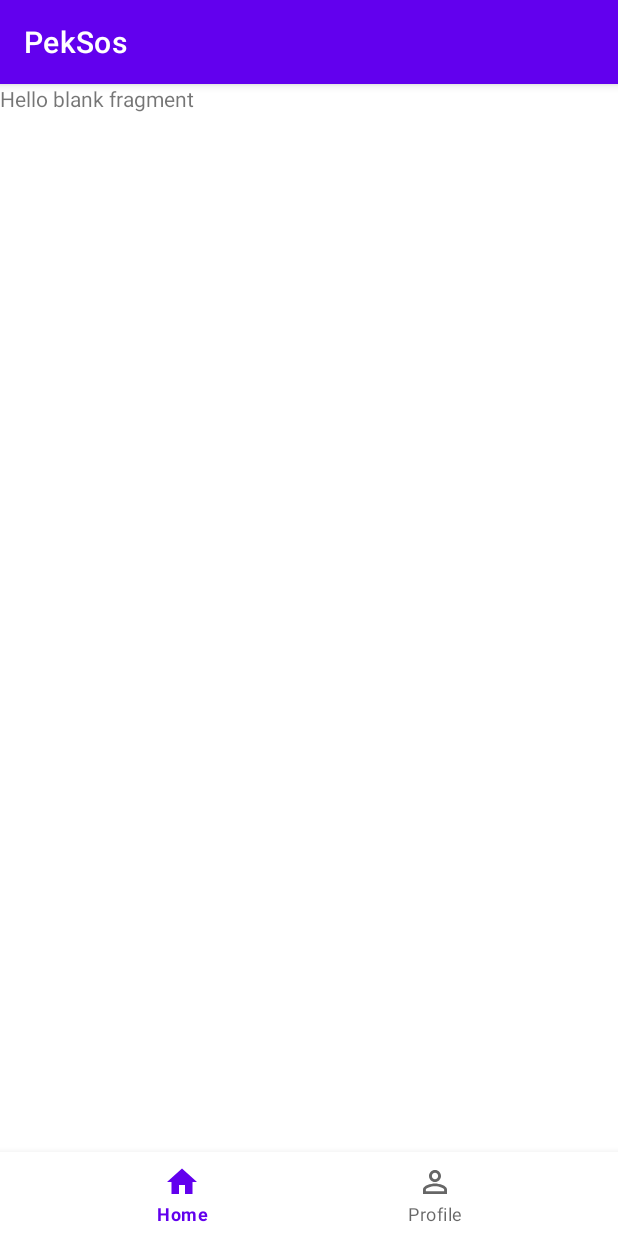
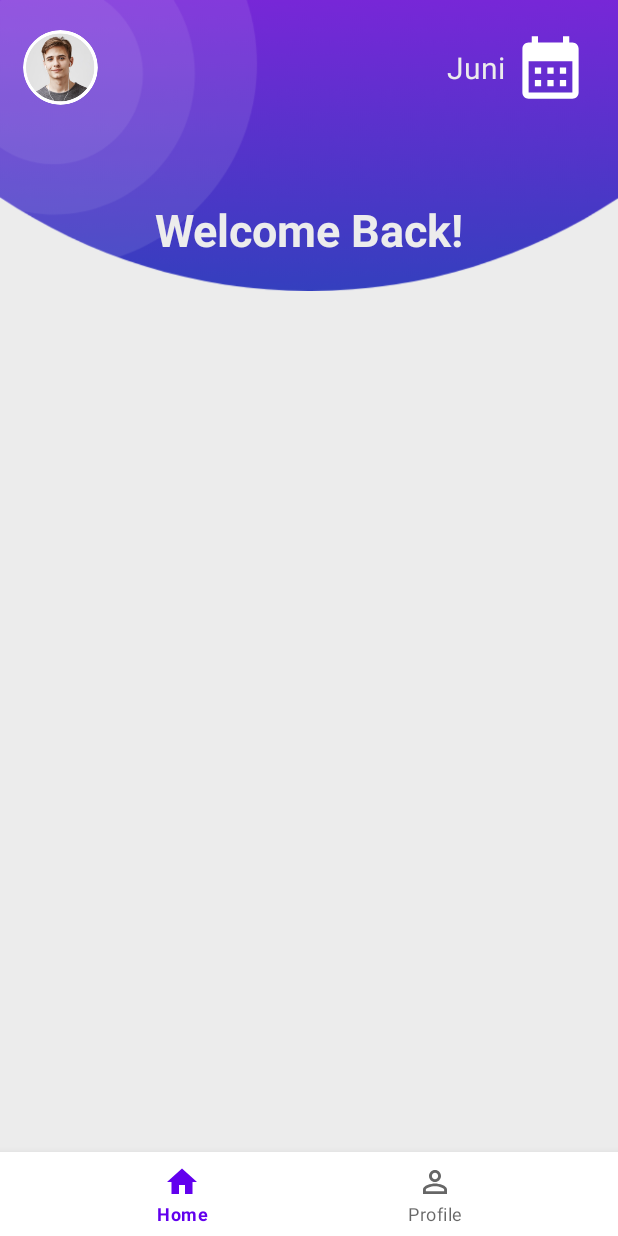
Before and after one commit to WilliamAbie/PekSos, an Android app: the FragmentHome screen opened directly, with no data from a screen before it, on a phone screen of 412 x 824 dp. Run offline under Robolectric (Android 15) with nearby library versions, the phone set to English and light mode, and no system bars; our stand-ins replace CircleImageView, Firebase (no records; nobody signed in at launch, a user with empty details on screens opened directly).

Commit message:
Kalendar, Bulan, Profile ujung kanan di menu home sudah done

```diff
--- a/app/src/main/java/com/wa/peksos/FragmentHome.kt
+++ b/app/src/main/java/com/wa/peksos/FragmentHome.kt
@@ -1,21 +1,21 @@
 package com.wa.peksos
 
+import android.app.DatePickerDialog
 import android.os.Bundle
 import androidx.fragment.app.Fragment
 import android.view.LayoutInflater
 import android.view.View
 import android.view.ViewGroup
+import android.widget.DatePicker
+import android.widget.ImageView
+import android.widget.TextView
+import androidx.appcompat.app.AppCompatActivity
+import com.google.android.material.bottomnavigation.BottomNavigationView
+import com.google.firebase.auth.FirebaseAuth
+import de.hdodenhof.circleimageview.CircleImageView
+import java.util.Calendar
 
 class FragmentHome : Fragment() {
-    // TODO: Rename and change types of parameters
-    private var param1: String? = null
-    private var param2: String? = null
-
-    override fun onCreate(savedInstanceState: Bundle?) {
-        super.onCreate(savedInstanceState)
-
-    }
-
     override fun onCreateView(
         inflater: LayoutInflater, container: ViewGroup?,
         savedInstanceState: Bundle?
@@ -24,4 +24,77 @@ class FragmentHome : Fragment() {
         return inflater.inflate(R.layout.fragment_home, container, false)
     }
 
+    override fun onViewCreated(view: View, savedInstanceState: Bundle?) {
+        super.onViewCreated(view, savedInstanceState)
+        (activity as AppCompatActivity).supportActionBar?.hide()
+
+        val tvMonth = view.findViewById<TextView>(R.id.tvMonth)
+        val month = Calendar.getInstance().get(Calendar.MONTH) + 1
+
+        if (month == 1){
+            tvMonth.text = "Januari"
+        }
+        else if (month == 2){
+            tvMonth.text = "Februari"
+        }
+        else if (month == 3){
+            tvMonth.text = "Maret"
+        }
+        else if (month == 4){
+            tvMonth.text = "April"
+        }
+        else if (month == 5){
+            tvMonth.text = "Mei"
+        }
+        else if (month == 6){
+            tvMonth.text = "Juni"
+        }
+        else if (month == 7){
+            tvMonth.text = "Juli"
+        }
+        else if (month == 8){
+            tvMonth.text = "Agustus"
+        }
+        else if (month == 9){
+            tvMonth.text = "September"
+        }
+        else if (month == 10){
+            tvMonth.text = "Oktober"
+        }
+        else if (month == 11){
+            tvMonth.text = "November"
+        }
+        else if (month == 12){
+            tvMonth.text = "Desember"
+        }
+
+        val tvEmail = view.findViewById<TextView>(R.id.tvEmail)
+        tvEmail.text = FirebaseAuth.getInstance().currentUser?.email.toString()
+
+        val ivProfile = view.findViewById<CircleImageView>(R.id.ivProfile)
+        ivProfile.setOnClickListener {
+            val fragment = FragmentProfile()
+            val transaction = fragmentManager?.beginTransaction()
+
+            transaction?.replace(R.id.fragmentLayout, fragment)?.commit()
+        }
+
+        val calendarButton = view.findViewById<ImageView>(R.id.ivCalendar)
+
+        calendarButton.setOnClickListener {
+            showDatePickerDialog()
+        }
+    }
+
+    private fun showDatePickerDialog(){
+        val calendar = Calendar.getInstance()
+        val initialYear = calendar.get(Calendar.YEAR)
+        val initialMonth = calendar.get(Calendar.MONTH)
+        val initialDay = calendar.get(Calendar.DAY_OF_MONTH)
+
+        val datePickerDialog = DatePickerDialog(
+            requireContext(), { _: DatePicker, year: Int, month: Int, dayOfMonth: Int -> }, initialYear, initialMonth, initialDay)
+
+        datePickerDialog.show()
+    }
 }
--- a/app/src/main/java/com/wa/peksos/FragmentProfile.kt
+++ b/app/src/main/java/com/wa/peksos/FragmentProfile.kt
@@ -13,6 +13,7 @@ import android.view.ViewGroup
 import android.widget.Button
 import android.widget.TextView
 import android.widget.Toast
+import androidx.appcompat.app.AppCompatActivity
 import com.google.firebase.auth.FirebaseAuth
 import com.google.firebase.storage.FirebaseStorage
 import de.hdodenhof.circleimageview.CircleImageView
@@ -31,7 +32,7 @@ class FragmentProfile : Fragment() {
     ): View? {
         // Inflate the layout for this fragment
         val view = inflater.inflate(R.layout.fragment_profile, container, false)
-
+        (activity as AppCompatActivity).supportActionBar?.hide()
         val btnLogout = view.findViewById<Button>(R.id.btnLogout)
         btnLogout.setOnClickListener {
             FirebaseAuth.getInstance().signOut()
@@ -46,6 +47,7 @@ class FragmentProfile : Fragment() {
 
     override fun onViewCreated(view: View, savedInstanceState: Bundle?) {
         super.onViewCreated(view, savedInstanceState)
+
         val ivProfile : CircleImageView = view.findViewById(R.id.ivProfile)
         val tvEmail : TextView = view.findViewById(R.id.tvEmail)
         val tvUid : TextView = view.findViewById(R.id.tvUid)
--- a/app/src/main/java/com/wa/peksos/MenuUtamaAdmin.kt
+++ b/app/src/main/java/com/wa/peksos/MenuUtamaAdmin.kt
@@ -16,7 +16,7 @@ class MenuUtamaAdmin : AppCompatActivity() {
         setContentView(binding.root)
         replaceFragment(FragmentHomeAdmin())
 
-        binding.bottomNav.setOnItemSelectedListener {
+        binding.bottomNavAdmin.setOnItemSelectedListener {
             when (it.itemId){
                 R.id.home -> replaceFragment(FragmentHomeAdmin())
                 R.id.profile -> replaceFragment(FragmentProfile())
--- a/app/src/main/java/com/wa/peksos/MenuUtamaUser.kt
+++ b/app/src/main/java/com/wa/peksos/MenuUtamaUser.kt
@@ -16,7 +16,7 @@ class MenuUtamaUser : AppCompatActivity() {
         setContentView(binding.root)
         replaceFragment(FragmentHome())
 
-        binding.bottomNavigationView.setOnItemSelectedListener {
+        binding.bottomNavUser.setOnItemSelectedListener {
             when (it.itemId){
                 R.id.home -> replaceFragment(FragmentHome())
                 R.id.profile -> replaceFragment(FragmentProfile())
--- /dev/null
+++ b/app/src/main/res/drawable/ic_calendar.xml
@@ -0,0 +1,5 @@
+<vector android:height="50dp" android:tint="#FFFFFF"
+    android:viewportHeight="24" android:viewportWidth="24"
+    android:width="50dp" xmlns:android="http://schemas.android.com/apk/res/android">
+    <path android:fillColor="@android:color/white" android:pathData="M19,4h-1V2h-2v2H8V2H6v2H5C3.89,4 3.01,4.9 3.01,6L3,20c0,1.1 0.89,2 2,2h14c1.1,0 2,-0.9 2,-2V6C21,4.9 20.1,4 19,4zM19,20H5V10h14V20zM9,14H7v-2h2V14zM13,14h-2v-2h2V14zM17,14h-2v-2h2V14zM9,18H7v-2h2V18zM13,18h-2v-2h2V18zM17,18h-2v-2h2V18z"/>
+</vector>
--- a/app/src/main/res/layout/activity_login_admin.xml
+++ b/app/src/main/res/layout/activity_login_admin.xml
@@ -85,7 +85,7 @@
         android:id="@+id/text"
         android:layout_width="wrap_content"
         android:layout_height="wrap_content"
-        android:layout_marginStart="95dp"
+        android:layout_marginStart="110dp"
         android:text="Belum punya akun? "
         app:layout_constraintBottom_toBottomOf="parent"
         app:layout_constraintEnd_toStartOf="@id/textView"
@@ -100,6 +100,7 @@
         android:text="Register"
         android:textColor="@color/blue"
         android:textStyle="bold"
+        android:layout_marginEnd="110dp"
         app:layout_constraintBottom_toBottomOf="parent"
         app:layout_constraintStart_toEndOf="@id/text"
         app:layout_constraintTop_toBottomOf="@id/btnLoginAdmin"
--- a/app/src/main/res/layout/activity_login_user.xml
+++ b/app/src/main/res/layout/activity_login_user.xml
@@ -85,7 +85,7 @@
         android:id="@+id/text"
         android:layout_width="wrap_content"
         android:layout_height="wrap_content"
-        android:layout_marginLeft="95dp"
+        android:layout_marginLeft="110dp"
         android:text="Belum punya akun? "
         app:layout_constraintBottom_toBottomOf="parent"
         app:layout_constraintEnd_toStartOf="@id/textView"
@@ -100,6 +100,7 @@
         android:text="Register"
         android:textColor="@color/blue"
         android:textStyle="bold"
+        android:layout_marginEnd="110dp"
         app:layout_constraintBottom_toBottomOf="parent"
         app:layout_constraintStart_toEndOf="@id/text"
         app:layout_constraintTop_toBottomOf="@id/btnLoginUser"
--- a/app/src/main/res/layout/activity_menu_utama_admin.xml
+++ b/app/src/main/res/layout/activity_menu_utama_admin.xml
@@ -10,14 +10,14 @@
         android:id="@+id/fragmentLayout"
         android:layout_width="0dp"
         android:layout_height="0dp"
-        app:layout_constraintBottom_toTopOf="@+id/bottomNavigationView"
+        app:layout_constraintBottom_toTopOf="@+id/bottomNavAdmin"
         app:layout_constraintEnd_toEndOf="parent"
         app:layout_constraintStart_toStartOf="parent"
         app:layout_constraintTop_toTopOf="parent" />
 
 
     <com.google.android.material.bottomnavigation.BottomNavigationView
-        android:id="@+id/bottomNav"
+        android:id="@+id/bottomNavAdmin"
         android:layout_width="0dp"
         android:layout_height="wrap_content"
         app:layout_constraintBottom_toBottomOf="parent"
--- a/app/src/main/res/layout/activity_menu_utama_user.xml
+++ b/app/src/main/res/layout/activity_menu_utama_user.xml
@@ -10,14 +10,14 @@
         android:id="@+id/fragmentLayout"
         android:layout_width="0dp"
         android:layout_height="0dp"
-        app:layout_constraintBottom_toTopOf="@+id/bottomNavigationView"
+        app:layout_constraintBottom_toTopOf="@+id/bottomNavUser"
         app:layout_constraintEnd_toEndOf="parent"
         app:layout_constraintStart_toStartOf="parent"
         app:layout_constraintTop_toTopOf="parent" />
 
 
     <com.google.android.material.bottomnavigation.BottomNavigationView
-        android:id="@+id/bottomNavigationView"
+        android:id="@+id/bottomNavUser"
         android:layout_width="0dp"
         android:layout_height="wrap_content"
         app:layout_constraintBottom_toBottomOf="parent"
--- a/app/src/main/res/layout/activity_register.xml
+++ b/app/src/main/res/layout/activity_register.xml
@@ -107,7 +107,7 @@
         android:id="@+id/text"
         android:layout_width="wrap_content"
         android:layout_height="wrap_content"
-        android:layout_marginLeft="95dp"
+        android:layout_marginLeft="115dp"
         android:text="Sudah punya akun? "
         app:layout_constraintBottom_toBottomOf="parent"
         app:layout_constraintEnd_toStartOf="@id/textView"
@@ -122,6 +122,7 @@
         android:text="Login"
         android:textColor="@color/blue"
         android:textStyle="bold"
+        android:layout_marginEnd="115dp"
         app:layout_constraintBottom_toBottomOf="parent"
         app:layout_constraintStart_toEndOf="@id/text"
         app:layout_constraintTop_toBottomOf="@id/btnRegister"
--- a/app/src/main/res/layout/fragment_home.xml
+++ b/app/src/main/res/layout/fragment_home.xml
@@ -1,14 +1,110 @@
 <?xml version="1.0" encoding="utf-8"?>
-<FrameLayout xmlns:android="http://schemas.android.com/apk/res/android"
+<androidx.constraintlayout.widget.ConstraintLayout xmlns:android="http://schemas.android.com/apk/res/android"
+    xmlns:app="http://schemas.android.com/apk/res-auto"
     xmlns:tools="http://schemas.android.com/tools"
     android:layout_width="match_parent"
     android:layout_height="match_parent"
-    tools:context=".FragmentHome">
+    tools:context=".FragmentHome"
+    android:background="#ececec">
 
-    <!-- TODO: Update blank fragment layout -->
-    <TextView
+    <ImageView
+        android:id="@+id/imageView"
         android:layout_width="match_parent"
-        android:layout_height="match_parent"
-        android:text="@string/hello_blank_fragment" />
+        android:layout_height="wrap_content"
+        android:adjustViewBounds="true"
+        android:cropToPadding="false"
+        android:scaleType="fitXY"
+        android:src="@drawable/top_background"
+        app:layout_constraintEnd_toEndOf="parent"
+        app:layout_constraintStart_toStartOf="parent"
+        app:layout_constraintTop_toTopOf="parent" />
 
-</FrameLayout>
+    <LinearLayout
+        android:id="@+id/linearLayout1"
+        android:layout_width="match_parent"
+        android:layout_height="50dp"
+        app:layout_constraintEnd_toEndOf="parent"
+        app:layout_constraintStart_toStartOf="parent"
+        android:orientation="vertical"
+        android:layout_marginTop="20dp"
+        app:layout_constraintTop_toTopOf="@+id/imageView">
+
+        <androidx.constraintlayout.widget.ConstraintLayout
+            android:layout_width="match_parent"
+            android:layout_height="match_parent">
+
+            <ImageView
+                android:id="@+id/ivCalendar"
+                android:layout_width="wrap_content"
+                android:layout_height="wrap_content"
+                android:layout_marginEnd="20dp"
+                android:src="@drawable/ic_calendar"
+                app:layout_constraintBottom_toBottomOf="parent"
+                app:layout_constraintEnd_toEndOf="parent"
+                app:layout_constraintTop_toTopOf="parent" />
+
+            <TextView
+                android:id="@+id/tvMonth"
+                android:layout_width="wrap_content"
+                android:layout_height="wrap_content"
+                android:text="Month"
+                android:textSize="20sp"
+                android:textColor="#ececec"
+                android:layout_marginEnd="5dp"
+                app:layout_constraintBottom_toBottomOf="parent"
+                app:layout_constraintEnd_toStartOf="@+id/ivCalendar"
+                app:layout_constraintTop_toTopOf="parent" />
+
+            <de.hdodenhof.circleimageview.CircleImageView
+                android:id="@+id/ivProfile"
+                android:layout_width="50dp"
+                android:layout_height="wrap_content"
+                android:layout_marginStart="15dp"
+                android:src="@drawable/profile"
+                app:layout_constraintBottom_toBottomOf="parent"
+                app:layout_constraintStart_toStartOf="parent"
+                app:layout_constraintTop_toTopOf="parent" />
+
+            <TextView
+                android:id="@+id/tvEmail"
+                android:layout_width="wrap_content"
+                android:layout_height="wrap_content"
+                android:text="Email"
+                android:textSize="20sp"
+                android:textColor="#ececec"
+                android:layout_marginStart="10dp"
+                app:layout_constraintBottom_toBottomOf="parent"
+                app:layout_constraintStart_toEndOf="@+id/ivProfile"
+                app:layout_constraintTop_toTopOf="parent" />
+
+        </androidx.constraintlayout.widget.ConstraintLayout>
+
+    </LinearLayout>
+
+    <LinearLayout
+        android:layout_width="match_parent"
+        android:layout_height="130dp"
+        app:layout_constraintTop_toBottomOf="@+id/linearLayout1">
+
+        <androidx.constraintlayout.widget.ConstraintLayout
+            android:layout_width="match_parent"
+            android:layout_height="match_parent">
+
+            <TextView
+                android:layout_width="wrap_content"
+                android:layout_height="wrap_content"
+                android:text="Welcome Back!"
+                android:textColor="#ececec"
+                android:textSize="30sp"
+                android:textStyle="bold"
+                app:layout_constraintBottom_toBottomOf="parent"
+                app:layout_constraintEnd_toEndOf="parent"
+                app:layout_constraintStart_toStartOf="parent"
+                app:layout_constraintTop_toTopOf="parent"
+                app:layout_constraintVertical_bias="0.7"/>
+
+        </androidx.constraintlayout.widget.ConstraintLayout>
+
+    </LinearLayout>
+
+</androidx.constraintlayout.widget.ConstraintLayout>
```
Also changed, not shown: app/src/main/java/com/wa/peksos/FragmentHomeAdmin.kt (+8 -10 lines).
